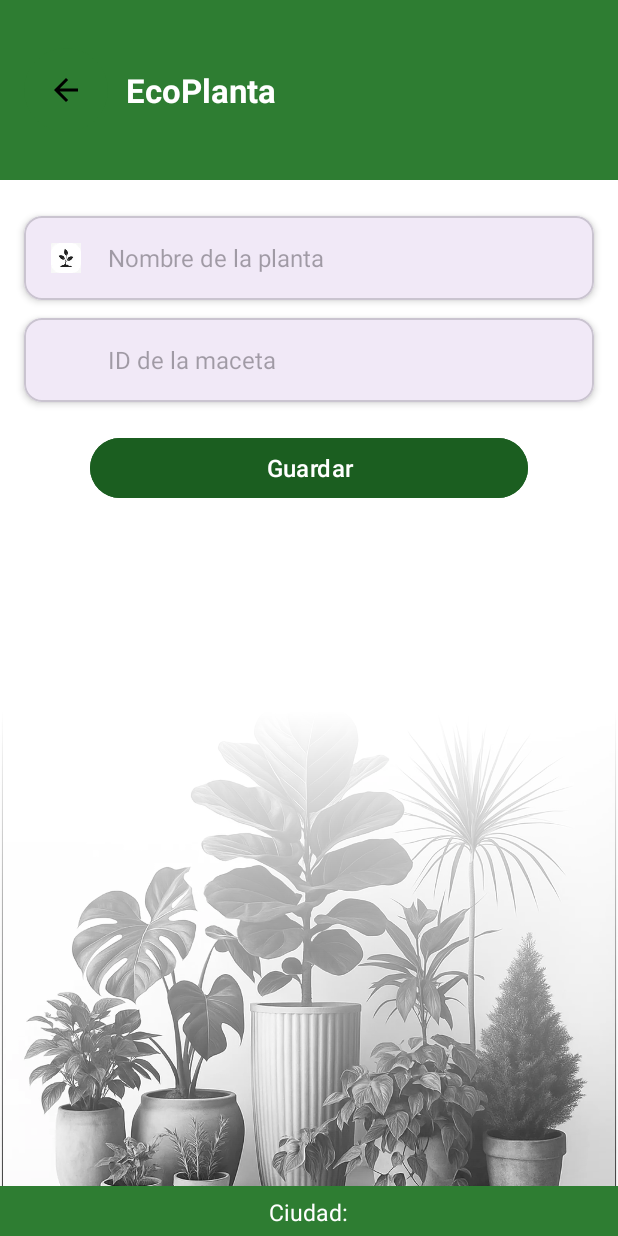
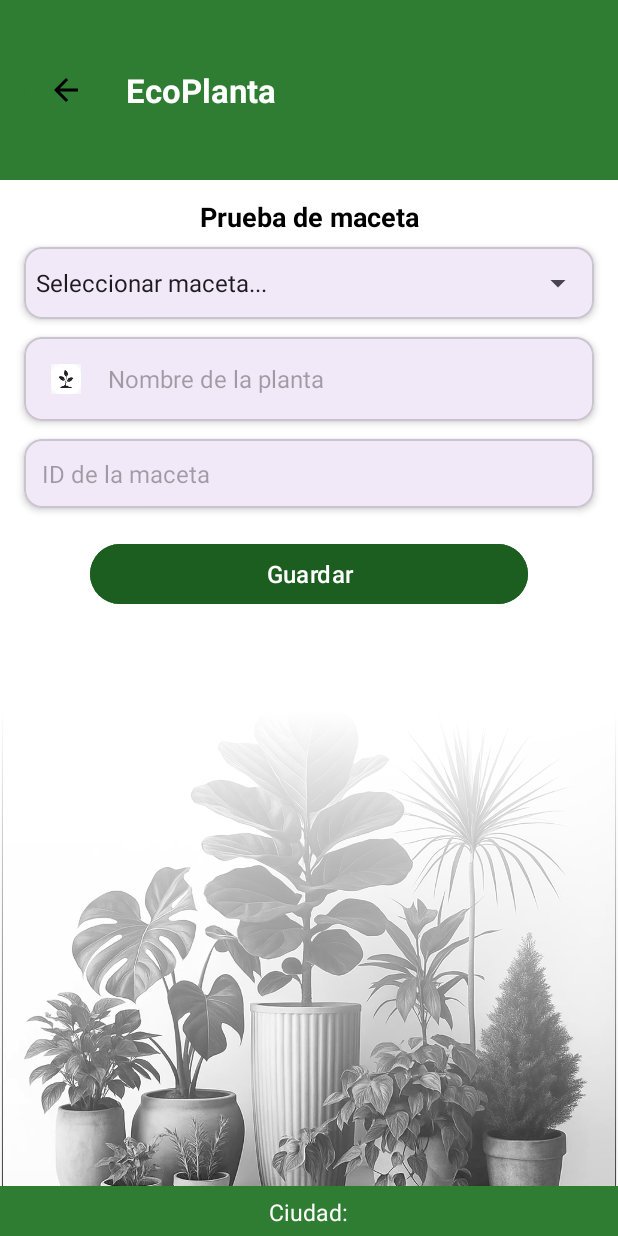
Before and after one commit to mariv542/Plantita-Feliz, an Android app: the ecoPlanta_activity screen opened directly, with no data from a screen before it, on a phone screen of 412 x 824 dp. Run offline under Robolectric (Android 15) with nearby library versions, the phone set to English and light mode, and no system bars; our stand-ins replace Firebase (no records; nobody signed in at launch, a user with empty details on screens opened directly).

Commit message:
agrego de PLanta ID maceta  en ecoPlanta

```diff
--- a/app/src/main/java/com/example/happyplant/view/ecoPlanta_activity.java
+++ b/app/src/main/java/com/example/happyplant/view/ecoPlanta_activity.java
@@ -5,9 +5,11 @@ import android.content.res.ColorStateList;
 import android.graphics.Color;
 import android.os.Bundle;
 import android.util.Log;
+import android.widget.ArrayAdapter;
 import android.widget.Button;
 import android.widget.EditText;
 import android.widget.ImageButton;
+import android.widget.Spinner;
 import android.widget.TextView;
 import android.widget.Toast;
 
@@ -29,12 +31,14 @@ import com.google.firebase.database.DatabaseReference;
 import com.google.firebase.database.FirebaseDatabase;
 import com.google.firebase.database.ValueEventListener;
 
+import java.util.ArrayList;
 import java.util.Map;
 
 public class ecoPlanta_activity extends AppCompatActivity {
 
     private EditText etEcoPlanta_nombrePlanta, etEcoPlanta_idMaceta;
     private Button btnEcoPlanta_guardar;
+    private Spinner spinnerMaceta;
     private UsuarioRepository usuarioRepo;
     private PlantaRepository plantaRepo;
     private Usuario usuarioLogueado;
@@ -42,6 +46,7 @@ public class ecoPlanta_activity extends AppCompatActivity {
     private TextView txtGPS;
     private ImageButton btnEcoPlanta_regresar;
     private GPSHelper gpsHelper;
+    private ArrayList<String> listaIds;
 
     @Override
     protected void onCreate(Bundle saveInstanceState) {
@@ -53,6 +58,7 @@ public class ecoPlanta_activity extends AppCompatActivity {
         etEcoPlanta_nombrePlanta = findViewById(R.id.et_ecoPlanta_nombrePlanta);
         etEcoPlanta_idMaceta = findViewById(R.id.et_ecoPlanta_idMaceta);
         btnEcoPlanta_guardar = findViewById(R.id.btn_ecoPlanta_guardar);
+        spinnerMaceta = findViewById(R.id.spinnerMacetas);
 
         // firebase
         auth = FirebaseAuth.getInstance();
@@ -84,7 +90,49 @@ public class ecoPlanta_activity extends AppCompatActivity {
             // para serrar la pestaña dde login y que no vuelva atras dar finish:
             // finish();
         });
+
+        // Spinner: cargar IDs de plantas desde Firebase
+        listaIds = new ArrayList<>();
+        ArrayAdapter<String> adapter = new ArrayAdapter<>(this, android.R.layout.simple_spinner_dropdown_item, listaIds);
+        spinnerMaceta.setAdapter(adapter);
+
+        DatabaseReference refPlantas = FirebaseDatabase.getInstance().getReference("plantas");
+        refPlantas.addListenerForSingleValueEvent(new ValueEventListener() {
+            @Override
+            public void onDataChange(@NonNull DataSnapshot snapshot) {
+                listaIds.clear();
+                listaIds.add("Seleccionar maceta...");
+                for (DataSnapshot plantaSnap : snapshot.getChildren()) {
+                    listaIds.add(plantaSnap.getKey());
+                }
+                adapter.notifyDataSetChanged();
+            }
+
+            @Override
+            public void onCancelled(@NonNull DatabaseError error) {
+                Toast.makeText(ecoPlanta_activity.this, "Error al cargar IDs: " + error.getMessage(), Toast.LENGTH_SHORT).show();
+            }
+        });
+
+        spinnerMaceta.setOnItemSelectedListener(new android.widget.AdapterView.OnItemSelectedListener() {
+            @Override
+            public void onItemSelected(android.widget.AdapterView<?> parent, android.view.View view, int position, long id) {
+                if (position > 0) { // Ignora la opción "Seleccionar..."
+                    String idSeleccionado = listaIds.get(position);
+                    etEcoPlanta_idMaceta.setText(idSeleccionado);
+                } else {
+                    etEcoPlanta_idMaceta.setText("");
+                }
+            }
+
+            @Override
+            public void onNothingSelected(android.widget.AdapterView<?> parent) {
+                etEcoPlanta_idMaceta.setText("");
+            }
+        });
+
     }
+
 
     //+--------------------------------------------------------------------------------------------+
 
@@ -162,7 +210,7 @@ public class ecoPlanta_activity extends AppCompatActivity {
                     @Override
                     public void onDataChange(@NonNull DataSnapshot snapshot) {
                         if (snapshot.exists()) {
-                            // Firebase convierte automáticamente todo a Planta
+                            // Firebase convierte automáticamente todoa Planta
                             Planta planta = snapshot.getValue(Planta.class);
                             if (planta == null) {
                                 Toast.makeText(ecoPlanta_activity.this, "Error al leer la planta.", Toast.LENGTH_SHORT).show();
--- a/app/src/main/res/layout/eco_planta.xml
+++ b/app/src/main/res/layout/eco_planta.xml
@@ -5,7 +5,8 @@
     android:id="@+id/eco_planta"
     android:layout_width="match_parent"
     android:layout_height="match_parent"
-    android:background="@android:color/white">
+    android:background="@android:color/white"
+    tools:context=".view.ecoPlanta_activity">
 
     <!-- Header verde -->
     <LinearLayout
@@ -42,16 +43,51 @@
             android:layout_marginStart="12dp"/>
     </LinearLayout>
 
+    <!-- 🔹 Texto de prueba de maceta -->
+    <TextView
+        android:id="@+id/tvPruebaMaceta"
+        android:layout_width="wrap_content"
+        android:layout_height="wrap_content"
+        android:text="Prueba de maceta"
+        android:textColor="@color/black"
+        android:textSize="18sp"
+        android:textStyle="bold"
+        android:layout_marginTop="12dp"
+        app:layout_constraintTop_toBottomOf="@id/header"
+        app:layout_constraintStart_toStartOf="parent"
+        app:layout_constraintEnd_toEndOf="parent" />
+
+    <!-- Spinner para seleccionar ID de maceta -->
+    <com.google.android.material.card.MaterialCardView
+        android:id="@+id/card_ecoPlanta_spinnerMaceta"
+        android:layout_width="0dp"
+        android:layout_height="wrap_content"
+        android:layout_marginTop="8dp"
+        android:layout_marginHorizontal="16dp"
+        app:cardCornerRadius="12dp"
+        app:cardElevation="3dp"
+        app:layout_constraintTop_toBottomOf="@id/tvPruebaMaceta"
+        app:layout_constraintStart_toStartOf="parent"
+        app:layout_constraintEnd_toEndOf="parent">
+
+        <Spinner
+            android:id="@+id/spinnerMacetas"
+            android:layout_width="match_parent"
+            android:layout_height="wrap_content"
+            android:spinnerMode="dropdown"
+            android:prompt="@string/select_maceta" />
+    </com.google.android.material.card.MaterialCardView>
+
     <!-- Campo Nombre de la planta -->
     <com.google.android.material.card.MaterialCardView
         android:id="@+id/card_ecoPlanta_nombrePlanta"
         android:layout_width="0dp"
         android:layout_height="wrap_content"
-        android:layout_marginTop="24dp"
+        android:layout_marginTop="12dp"
         android:layout_marginHorizontal="16dp"
         app:cardCornerRadius="12dp"
         app:cardElevation="3dp"
-        app:layout_constraintTop_toBottomOf="@id/header"
+        app:layout_constraintTop_toBottomOf="@id/card_ecoPlanta_spinnerMaceta"
         app:layout_constraintStart_toStartOf="parent"
         app:layout_constraintEnd_toEndOf="parent">
 
@@ -68,7 +104,6 @@
                 android:src="@drawable/icon_plant"
                 android:padding="6dp"
                 android:layout_marginEnd="12dp"/>
-            <!--            android:background="@drawable/bg_circle_light_green"-->
 
             <EditText
                 android:id="@+id/et_ecoPlanta_nombrePlanta"
@@ -102,15 +137,6 @@
             android:padding="12dp"
             android:gravity="center_vertical">
 
-            <ImageView
-                android:layout_width="32dp"
-                android:layout_height="32dp"
-                android:padding="6dp"
-                android:layout_marginEnd="12dp"/>
-            <!--                android:src="@drawable/ic_pot"-->
-            <!--                android:background="@drawable/bg_circle_dark_gray"-->
-
-
             <EditText
                 android:id="@+id/et_ecoPlanta_idMaceta"
                 android:layout_width="0dp"
@@ -135,17 +161,12 @@
         android:textColor="@android:color/white"
         android:textSize="16sp"
         app:cornerRadius="20dp"
-        app:iconGravity="textEnd"
-        app:iconTint="@android:color/white"
-        app:iconPadding="8dp"
         app:layout_constraintTop_toBottomOf="@id/card_ecoPlanta_idMaceta"
         app:layout_constraintStart_toStartOf="parent"
         app:layout_constraintEnd_toEndOf="parent"
         android:backgroundTint="@color/dark_green"/>
-    <!--        app:icon="@drawable/ic_arrow_forward"-->
 
-
-    <!-- Imagen plantas abajo -->
+    <!-- Imagen -->
     <ImageView
         android:id="@+id/imgPlantas"
         android:layout_width="0dp"
@@ -155,7 +176,6 @@
         android:foreground="@drawable/bg_gradient_top_to_bottom"
         app:layout_constraintBottom_toBottomOf="parent"
         app:layout_constraintEnd_toEndOf="parent"
-        app:layout_constraintHorizontal_bias="1.0"
         app:layout_constraintStart_toStartOf="parent" />
 
     <include
--- a/app/src/main/res/values/strings.xml
+++ b/app/src/main/res/values/strings.xml
@@ -1,5 +1,7 @@
 <resources>
     <string name="app_name">Happy Plant</string>
     <string name="desc_btn_back">Botón de regresar</string>
+    <string name="select_maceta">Selecciona una maceta</string>
+    <string-array name="empty_array"></string-array>
 
 </resources>
```
